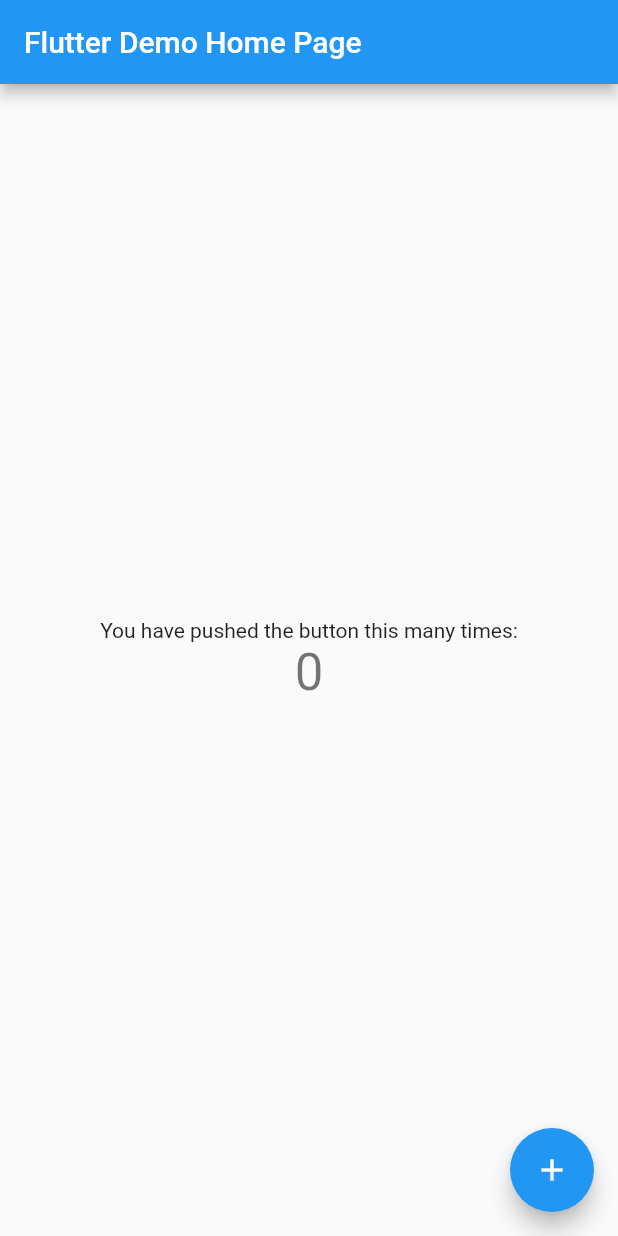
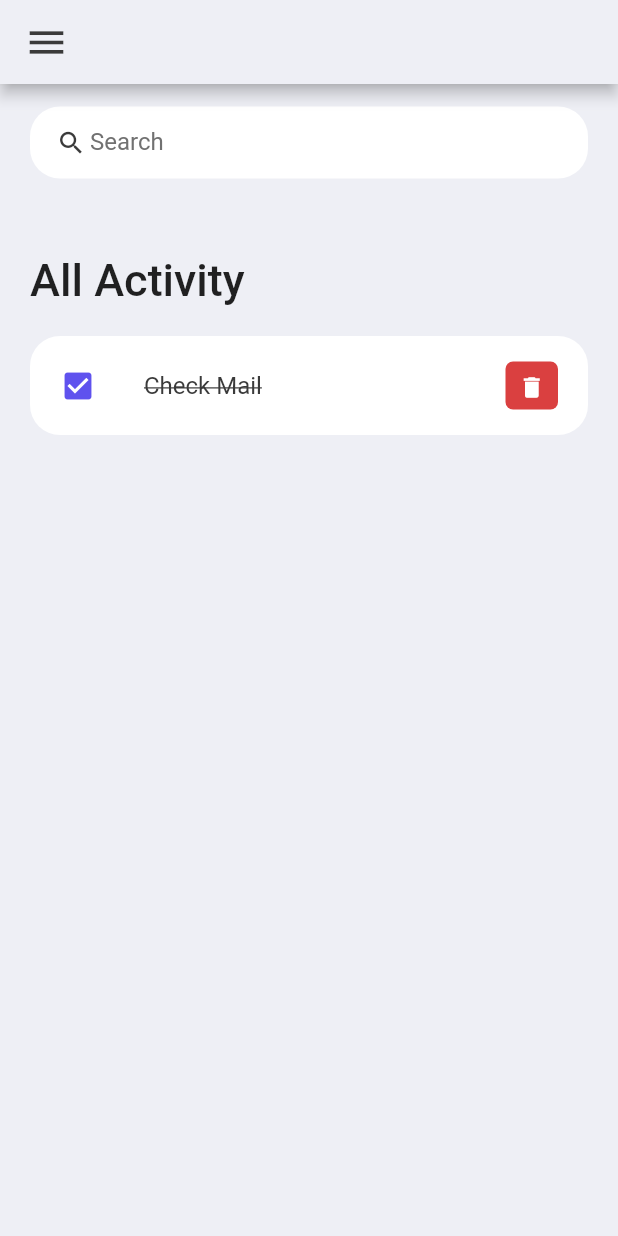
Before and after one commit to raman04-byte/todo_app, a Flutter app: the screen it shows after launch, on a phone screen of 412 x 824 dp. Run offline on Flutter 3.47's test engine with Material 2 defaults, Android fonts, the phone set to English and light mode, and no system bars.

Commit message:
Added some directory and some starter UI for the application

```diff
--- /dev/null
+++ b/lib/constants/colors.dart
@@ -0,0 +1,9 @@
+import 'package:flutter/material.dart';
+
+const Color tdRed = Color(0xFFDA4040);
+
+const Color tdBlue = Color(0xFF5F52EE);
+
+const Color tdBlack = Color(0xFF3A3A3A);
+const Color tdGrey = Color(0xFF717171);
+const Color tdBGColor = Color(0xFFEEEFF5);
--- a/lib/main.dart
+++ b/lib/main.dart
@@ -1,4 +1,6 @@
 import 'package:flutter/material.dart';
+import 'package:flutter/services.dart';
+import 'package:todo_app/screens/home.dart';
 
 void main() {
   runApp(const MyApp());
@@ -9,67 +11,14 @@ class MyApp extends StatelessWidget {
 
   @override
   Widget build(BuildContext context) {
+    SystemChrome.setSystemUIOverlayStyle(SystemUiOverlayStyle(statusBarColor: Colors.transparent));
     return MaterialApp(
-      title: 'Flutter Demo',
+      debugShowCheckedModeBanner: false,
+      title: 'ToDo',
       theme: ThemeData(
-
         primarySwatch: Colors.blue,
       ),
-      home: const MyHomePage(title: 'Flutter Demo Home Page'),
+      home: const Home(),
     );
   }
 }
-
-class MyHomePage extends StatefulWidget {
-  const MyHomePage({super.key, required this.title});
-
-
-
-  final String title;
-
-  @override
-  State<MyHomePage> createState() => _MyHomePageState();
-}
-
-class _MyHomePageState extends State<MyHomePage> {
-  int _counter = 0;
-
-  void _incrementCounter() {
-    setState(() {
-
-      _counter++;
-    });
-  }
-
-  @override
-  Widget build(BuildContext context) {
-
-    return Scaffold(
-      appBar: AppBar(
-
-        title: Text(widget.title),
-      ),
-      body: Center(
-
-        child: Column(
-
-          mainAxisAlignment: MainAxisAlignment.center,
-          children: <Widget>[
-            const Text(
-              'You have pushed the button this many times:',
-            ),
-            Text(
-              '$_counter',
-              style: Theme.of(context).textTheme.headline4,
-            ),
-          ],
-        ),
-      ),
-      floatingActionButton: FloatingActionButton(
-        onPressed: _incrementCounter,
-        tooltip: 'Increment',
-        child: const Icon(Icons.add),
-      ),
-    );
-  }
-}
--- /dev/null
+++ b/lib/screens/home.dart
@@ -0,0 +1,79 @@
+import 'package:flutter/material.dart';
+import '../constants/colors.dart';
+import '../widgets/todo_item.dart';
+
+class Home extends StatefulWidget {
+  const Home({super.key});
+
+  @override
+  State<Home> createState() => _HomeState();
+}
+
+class _HomeState extends State<Home> {
+  @override
+  Widget build(BuildContext context) {
+    return Scaffold(
+      backgroundColor: tdBGColor,
+      appBar: _buildAppBar(),
+      body: Container(
+        padding: const EdgeInsets.symmetric(horizontal: 20, vertical: 15),
+        child: Column(
+          children: [
+            searchBox(),
+            Expanded(
+              child: ListView(
+                children: [
+                  Container(
+                    margin: const EdgeInsets.only(
+                      top: 50,
+                      bottom: 20,
+                    ),
+                    child: const Text(
+                      'All Activity',
+                      style: TextStyle(fontSize: 30, fontWeight: FontWeight.w500),
+                    ),
+                  ),
+                  ToDoItem()
+                ],
+              ),
+            )
+          ],
+        ),
+      ),
+    );
+  }
+
+  Widget searchBox() {
+    return Container(
+      padding: const EdgeInsets.symmetric(horizontal: 15),
+      decoration: BoxDecoration(
+          color: Colors.white, borderRadius: BorderRadius.circular(20)),
+      child: const TextField(
+        decoration: InputDecoration(
+            contentPadding: EdgeInsets.all(0),
+            prefixIcon: Icon(
+              Icons.search,
+              color: tdBlack,
+              size: 20,
+            ),
+            prefixIconConstraints: BoxConstraints(maxHeight: 20, minWidth: 25),
+            border: InputBorder.none,
+            hintText: 'Search',
+            hintStyle: TextStyle(color: tdGrey)),
+      ),
+    );
+  }
+
+  AppBar _buildAppBar() {
+    return AppBar(
+      backgroundColor: tdBGColor,
+      title: Row(children: const [
+        Icon(
+          Icons.menu,
+          color: tdBlack,
+          size: 30,
+        )
+      ]),
+    );
+  }
+}
--- /dev/null
+++ b/lib/widgets/todo_item.dart
@@ -0,0 +1,43 @@
+import 'package:flutter/material.dart';
+import 'package:todo_app/constants/colors.dart';
+
+class ToDoItem extends StatelessWidget {
+  const ToDoItem({super.key});
+
+  @override
+  Widget build(BuildContext context) {
+    return Container(
+      child: ListTile(
+        onTap: () {},
+        shape: RoundedRectangleBorder(borderRadius: BorderRadius.circular(20)),
+        contentPadding: EdgeInsets.symmetric(horizontal: 20, vertical: 5),
+        tileColor: Colors.white,
+        leading: Icon(
+          Icons.check_box,
+          color: tdBlue,
+        ),
+        title: Text(
+          'Check Mail',
+          style: TextStyle(
+              fontSize: 16,
+              color: tdBlack,
+              decoration: TextDecoration.lineThrough),
+        ),
+        trailing: Container(
+          padding: EdgeInsets.all(0),
+          margin: EdgeInsets.symmetric(vertical: 12),
+          height: 35,
+          width: 35,
+          decoration: BoxDecoration(
+              color: tdRed, borderRadius: BorderRadius.circular(5)),
+          child: IconButton(
+            color: Colors.white,
+            iconSize: 18,
+            icon: Icon(Icons.delete),
+            onPressed: () {},
+          ),
+        ),
+      ),
+    );
+  }
+}
```
